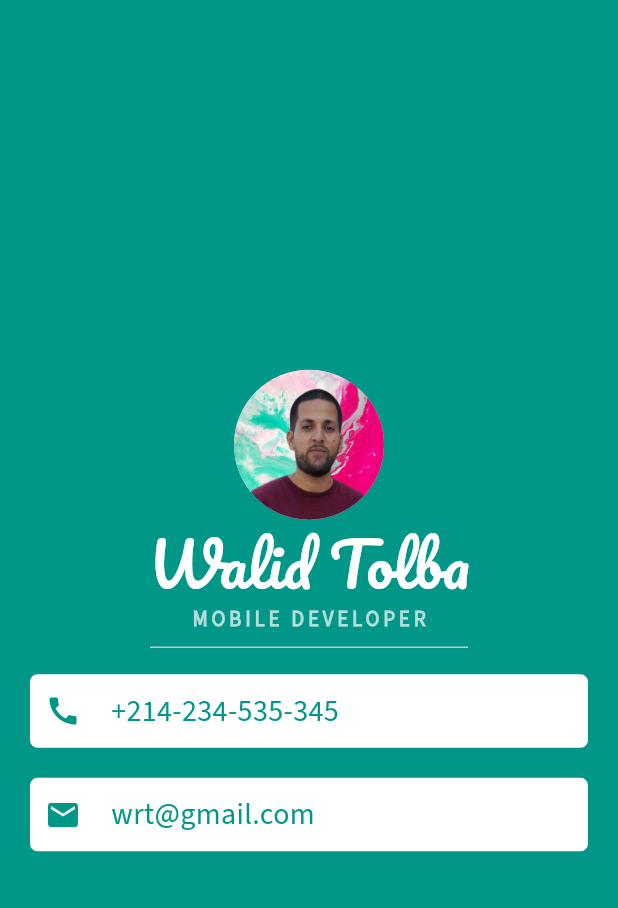
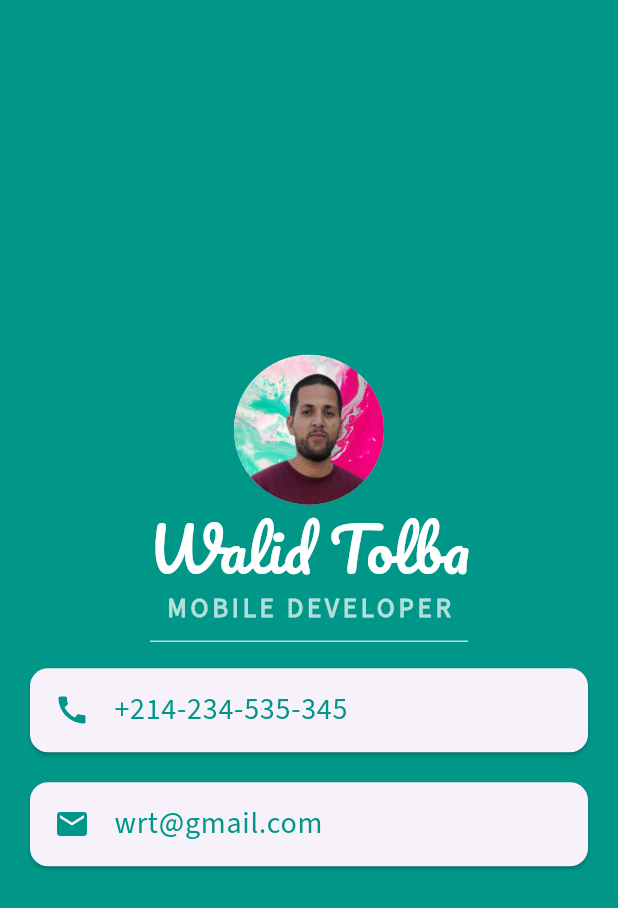
Before and after one commit to walidtolba/mi_card_flutter, a Flutter app: the screen it shows after launch, on a phone screen of 412 x 824 dp. Shown: the top 908 px of the screen. Run offline on Flutter 3.47's test engine with Material 3 defaults, Android fonts, the light colour scheme and no system bars.

Commit message:
second commit

```diff
--- a/lib/main.dart
+++ b/lib/main.dart
@@ -31,40 +31,23 @@ class MyApp extends StatelessWidget {
                   'Walid Tolba',
                   style: TextStyle(fontSize: 40, color: Colors.white, fontFamily: 'Pacifico'),
                 ),
-                Text('Mobile Developer'.toUpperCase(), style: TextStyle(fontSize: 14, color: Colors.teal.shade100, fontFamily: 'SourceSans3', letterSpacing: 2.5, fontWeight: FontWeight.bold),),
+                Text('Mobile Developer'.toUpperCase(), style: TextStyle(fontSize: 18, color: Colors.teal.shade100, fontFamily: 'SourceSans3', letterSpacing: 2.5, fontWeight: FontWeight.bold),),
                 Divider(
+                  color: Colors.teal.shade100,
                   thickness: 1,
                   indent: 100,
                   endIndent: 100,
                 ),
-                Container(
+                Card(
                   margin: EdgeInsets.symmetric(horizontal: 20, vertical: 10),
-                  padding: EdgeInsets.all(10),
-                  decoration: BoxDecoration(
-                    color: Colors.white,
-                    borderRadius: BorderRadius.circular(5),
-                  ),
-                  child: Row(
-                    children: [
-                      Icon(Icons.call, color: Colors.teal),SizedBox(width: 20,),
-                      Text('+214-234-535-345', style: TextStyle(color: Colors.teal, fontFamily: 'SourceSans3', fontSize: 20),),
-                    ],
-                  ),
+
+                  child: ListTile(leading: Icon(Icons.call, color: Colors.teal), title: Text('+214-234-535-345', style: TextStyle(color: Colors.teal, fontFamily: 'SourceSans3', fontSize: 20),))
+                ),Card(
+                  margin: EdgeInsets.symmetric(horizontal: 20, vertical: 10),
+
+                  child: ListTile(leading: Icon(Icons.email, color: Colors.teal), title: Text('wrt@gmail.com', style: TextStyle(color: Colors.teal, fontFamily: 'SourceSans3', fontSize: 20),))
                 ),
-                Container(
-                  margin: EdgeInsets.symmetric(horizontal: 20, vertical: 10),
-                  padding: EdgeInsets.all(10),
-                  decoration: BoxDecoration(
-                    color: Colors.white,
-                    borderRadius: BorderRadius.circular(5),
-                  ),
-                  child: Row(
-                    children: [
-                      Icon(Icons.email, color: Colors.teal),SizedBox(width: 20,),
-                      Text('wrt@gmail.com', style: TextStyle(color: Colors.teal, fontFamily: 'SourceSans3', fontSize: 20),),
-                    ],
-                  ),
-                ),
+
               ],
             ),
           )),
```
